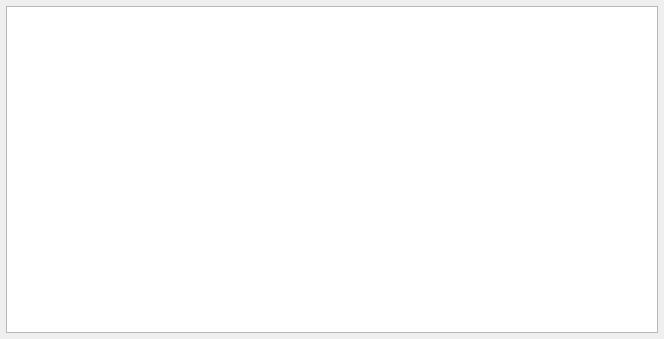
First picture: the form in src/main/designer/logviewdialog.ui, repository dnkorpushov/libro, before the edit.
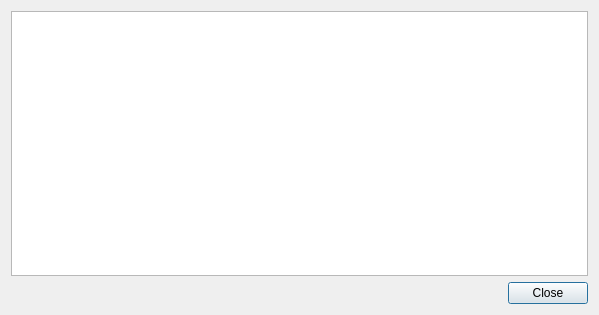
Second picture: the form after the edit.

```diff
--- a/src/main/designer/logviewdialog.ui
+++ b/src/main/designer/logviewdialog.ui
@@ -6,33 +6,45 @@
    <rect>
     <x>0</x>
     <y>0</y>
-    <width>664</width>
-    <height>339</height>
+    <width>599</width>
+    <height>315</height>
    </rect>
   </property>
   <property name="windowTitle">
    <string>View log</string>
   </property>
-  <layout class="QGridLayout" name="gridLayout">
-   <property name="leftMargin">
-    <number>6</number>
-   </property>
-   <property name="topMargin">
-    <number>6</number>
-   </property>
-   <property name="rightMargin">
-    <number>6</number>
-   </property>
-   <property name="bottomMargin">
-    <number>6</number>
-   </property>
-   <item row="0" column="0">
+  <layout class="QVBoxLayout" name="verticalLayout">
+   <item>
     <widget class="QTextEdit" name="textEdit">
      <property name="readOnly">
       <bool>true</bool>
      </property>
     </widget>
    </item>
+   <item>
+    <layout class="QHBoxLayout" name="horizontalLayout">
+     <item>
+      <spacer name="horizontalSpacer">
+       <property name="orientation">
+        <enum>Qt::Horizontal</enum>
+       </property>
+       <property name="sizeHint" stdset="0">
+        <size>
+         <width>40</width>
+         <height>20</height>
+        </size>
+       </property>
+      </spacer>
+     </item>
+     <item>
+      <widget class="QPushButton" name="closeButton">
+       <property name="text">
+        <string>Close</string>
+       </property>
+      </widget>
+     </item>
+    </layout>
+   </item>
   </layout>
  </widget>
  <resources/>
```
Left out of the diff: 19 changed lines with no effect on the pictures.
